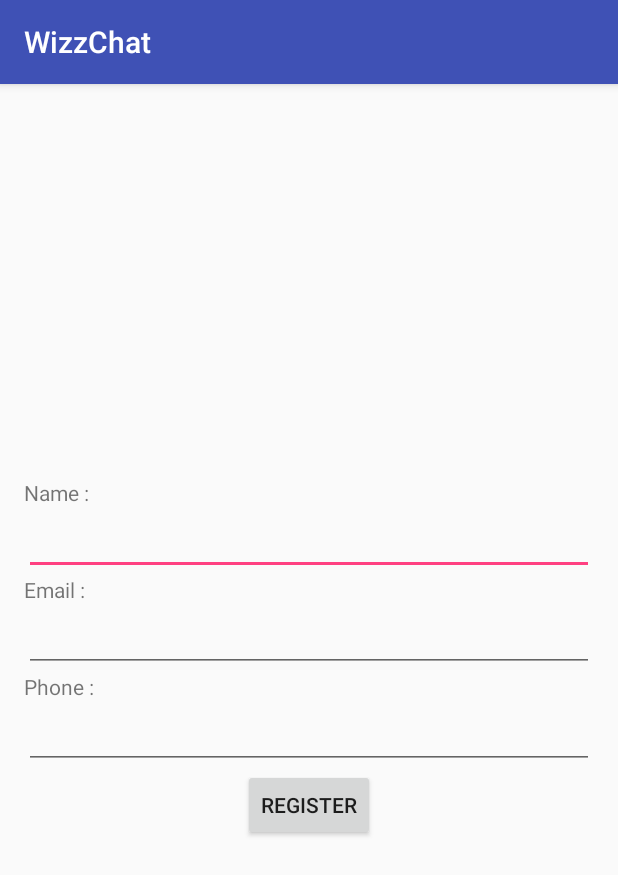
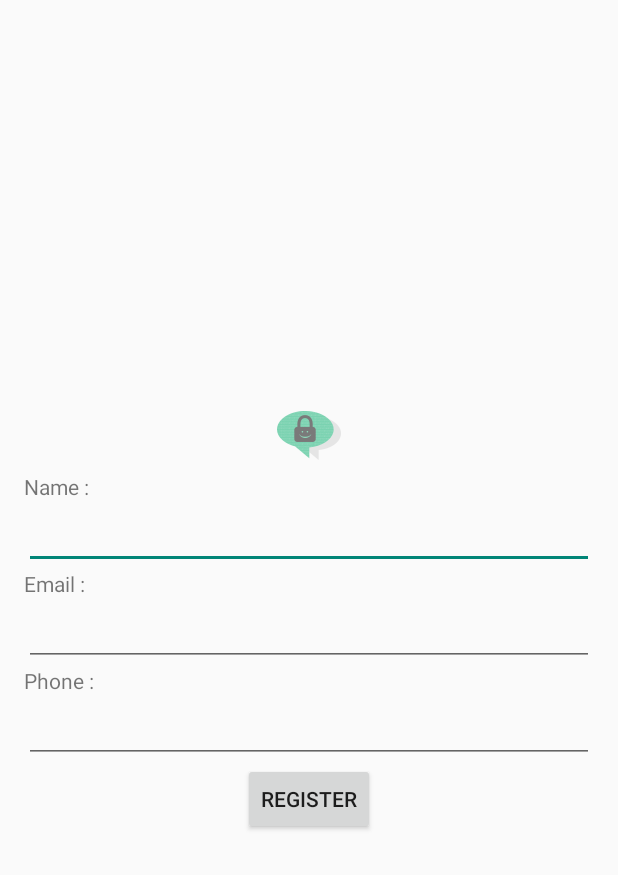
Before and after one commit to Vaga/WizzChat, an Android app: the screen it shows after launch (LoginActivity), on a phone screen of 412 x 824 dp. Shown: the top 875 px of the screen. Run offline under Robolectric (Android 15) with nearby library versions, the phone set to English and light mode, and no system bars.

Commit message:
Second commit

```diff
--- a/app/src/main/AndroidManifest.xml
+++ b/app/src/main/AndroidManifest.xml
@@ -8,10 +8,9 @@
         android:label="@string/app_name"
         android:supportsRtl="true"
         android:theme="@style/AppTheme">
-        <activity android:name=".LoginActivity">
+        <activity android:name=".LoginActivity" android:theme="@style/LoginTheme">
             <intent-filter>
                 <action android:name="android.intent.action.MAIN" />
-
                 <category android:name="android.intent.category.LAUNCHER" />
             </intent-filter>
         </activity>
--- a/app/src/main/res/layout/activity_login.xml
+++ b/app/src/main/res/layout/activity_login.xml
@@ -9,24 +9,28 @@
     android:paddingTop="@dimen/activity_vertical_margin"
     tools:context="vaga.io.wizzchat.LoginActivity">
 
-    <FrameLayout
-        android:layout_width="match_parent"
-        android:layout_height="match_parent"
-        android:layout_alignParentTop="true"
-        android:layout_alignParentLeft="true"
-        android:layout_alignParentStart="true">
-
     <LinearLayout
         android:orientation="vertical"
         android:layout_width="match_parent"
         android:layout_height="wrap_content"
-            android:layout_gravity="center_vertical">
+        android:layout_gravity="center_vertical"
+        android:layout_centerVertical="true"
+        android:layout_alignParentLeft="true"
+        android:layout_alignParentStart="true"
+        android:id="@+id/linearLayout">
+
+        <ImageView
+            android:layout_width="wrap_content"
+            android:layout_height="wrap_content"
+            android:id="@+id/imageView"
+            android:layout_gravity="center_horizontal"
+            android:src="@mipmap/ic_launcher" />
 
         <TextView
             android:layout_width="wrap_content"
             android:layout_height="wrap_content"
             android:textAppearance="?android:attr/textAppearanceSmall"
-                android:text="Name :" />
+            android:text="@string/login_label_name" />
 
         <EditText
             android:layout_width="match_parent"
@@ -34,12 +38,13 @@
             android:inputType="textPersonName"
             android:ems="10"
             android:id="@+id/nameEditText"
-                android:layout_gravity="center_horizontal" />
+            android:layout_gravity="center_horizontal"
+            android:singleLine="false" />
 
         <TextView
             android:layout_width="wrap_content"
             android:layout_height="wrap_content"
-                android:text="Email :" />
+            android:text="@string/login_label_email" />
 
         <EditText
             android:layout_width="match_parent"
@@ -52,7 +57,7 @@
             android:layout_width="wrap_content"
             android:layout_height="wrap_content"
             android:textAppearance="?android:attr/textAppearanceSmall"
-                android:text="Phone :" />
+            android:text="@string/login_label_phone" />
 
         <EditText
             android:layout_width="match_parent"
@@ -64,10 +69,11 @@
         <Button
             android:layout_width="wrap_content"
             android:layout_height="wrap_content"
-                android:text="Register"
-                android:id="@+id/button"
-                android:layout_gravity="center_horizontal" />
+            android:text="@string/login_button_register"
+            android:id="@+id/registerButton"
+            android:layout_gravity="center_horizontal"
+            android:nestedScrollingEnabled="false"
+            android:onClick="onRegister" />
     </LinearLayout>
-    </FrameLayout>
 
 </RelativeLayout>
--- a/app/src/main/res/values/strings.xml
+++ b/app/src/main/res/values/strings.xml
@@ -1,3 +1,10 @@
 <resources>
     <string name="app_name">WizzChat</string>
+
+    <!-- activity_login.xml -->
+    <string name="login_label_name">Name :</string>
+    <string name="login_label_email">Email :</string>
+    <string name="login_label_phone">Phone :</string>
+    <string name="login_button_register">Register</string>
+
 </resources>
--- a/app/src/main/res/values/styles.xml
+++ b/app/src/main/res/values/styles.xml
@@ -1,11 +1,17 @@
 <resources>
 
     <!-- Base application theme. -->
-    <style name="AppTheme" parent="Theme.AppCompat.Light.DarkActionBar">
-        <!-- Customize your theme here. -->
+    <style name="AppTheme" parent="Theme.AppCompat.Light">
+        <!-- Customize your theme here.
         <item name="colorPrimary">@color/colorPrimary</item>
         <item name="colorPrimaryDark">@color/colorPrimaryDark</item>
-        <item name="colorAccent">@color/colorAccent</item>
+        <item name="colorAccent">@color/colorAccent</item>-->
+    </style>
+    <style name="LoginTheme" parent="Theme.AppCompat.Light.NoActionBar">
+        <!-- Customize your theme here.
+        <item name="colorPrimary">@color/colorPrimary</item>
+        <item name="colorPrimaryDark">@color/colorPrimaryDark</item>
+        <item name="colorAccent">@color/colorAccent</item>-->
     </style>
 
 </resources>
```
Also changed, not shown: app/src/main/java/vaga/io/wizzchat/LoginActivity.java (+94 -0 lines), app/src/main/logo-web.png (added), app/src/main/res/mipmap-hdpi/ic_launcher.png, app/src/main/res/mipmap-hdpi/logo.png (added), app/src/main/res/mipmap-mdpi/ic_launcher.png, app/src/main/res/mipmap-mdpi/logo.png (added), app/src/main/res/mipmap-xhdpi/ic_launcher.png, app/src/main/res/mipmap-xhdpi/logo.png (added), app/src/main/res/mipmap-xxhdpi/ic_launcher.png, app/src/main/res/mipmap-xxhdpi/logo.png (added), app/src/main/res/mipmap-xxxhdpi/ic_launcher.png, app/src/main/res/mipmap-xxxhdpi/logo.png (added). Lines whose indentation alone changed are shown as unchanged.
